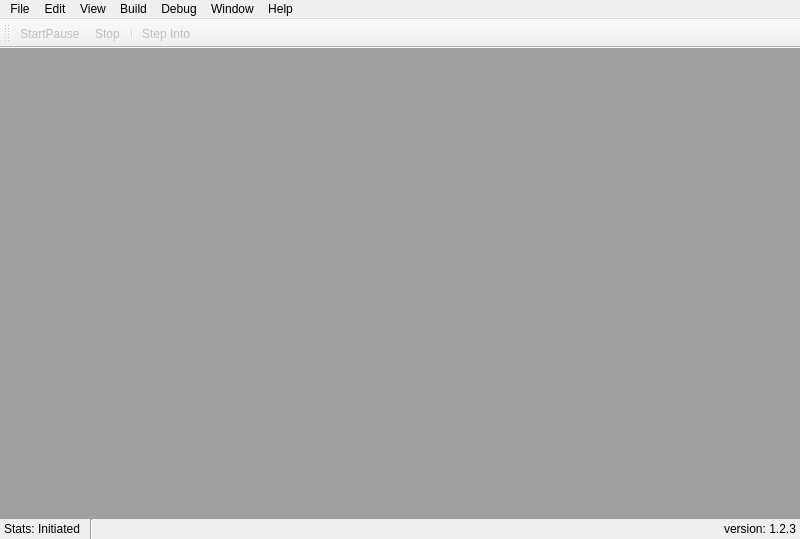
Qt form valkyrieGUI/src/include/mainwindow.ui (Anderson00/Qt-NodesTool) before a commit.
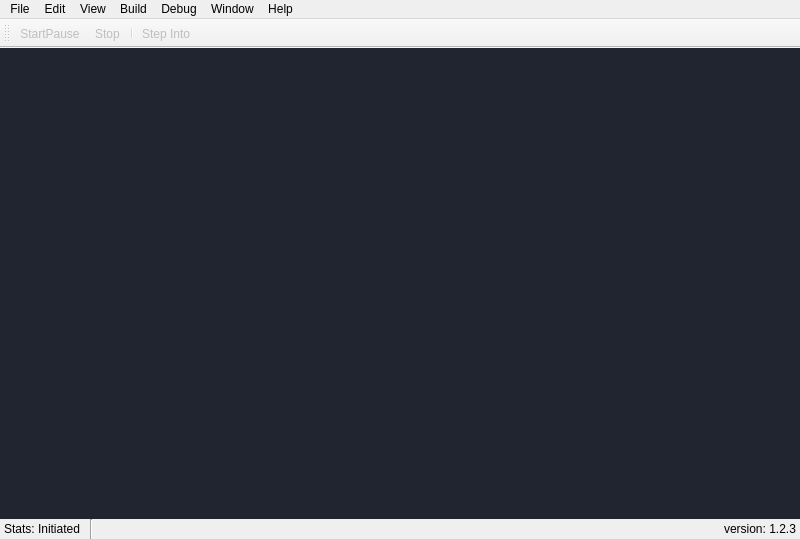
The same form after that commit. Icons and pictures are not drawn.

Commit message: backgroud colors

```diff
--- a/valkyrieGUI/src/include/mainwindow.ui
+++ b/valkyrieGUI/src/include/mainwindow.ui
@@ -14,6 +14,9 @@
    <string>MainWindow</string>
   </property>
   <widget class="QWidget" name="centralwidget">
+   <property name="autoFillBackground">
+    <bool>false</bool>
+   </property>
    <layout class="QVBoxLayout" name="verticalLayout">
     <property name="spacing">
      <number>0</number>
@@ -35,6 +38,15 @@
       <property name="frameShadow">
        <enum>QFrame::Plain</enum>
       </property>
+      <property name="background">
+       <brush brushstyle="SolidPattern">
+        <color alpha="255">
+         <red>33</red>
+         <green>37</green>
+         <blue>47</blue>
+        </color>
+       </brush>
+      </property>
      </widget>
     </item>
     <item>
```
Left out of the diff: 38 changed lines with no effect on the pictures. The commit also changes 3 other files.
